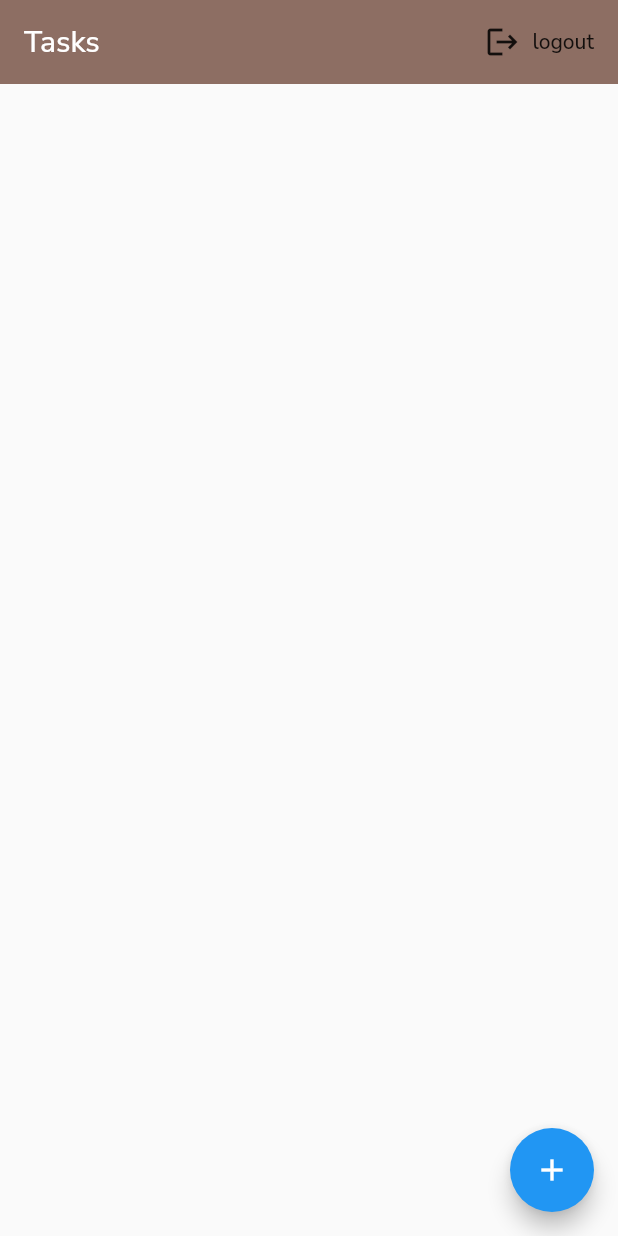
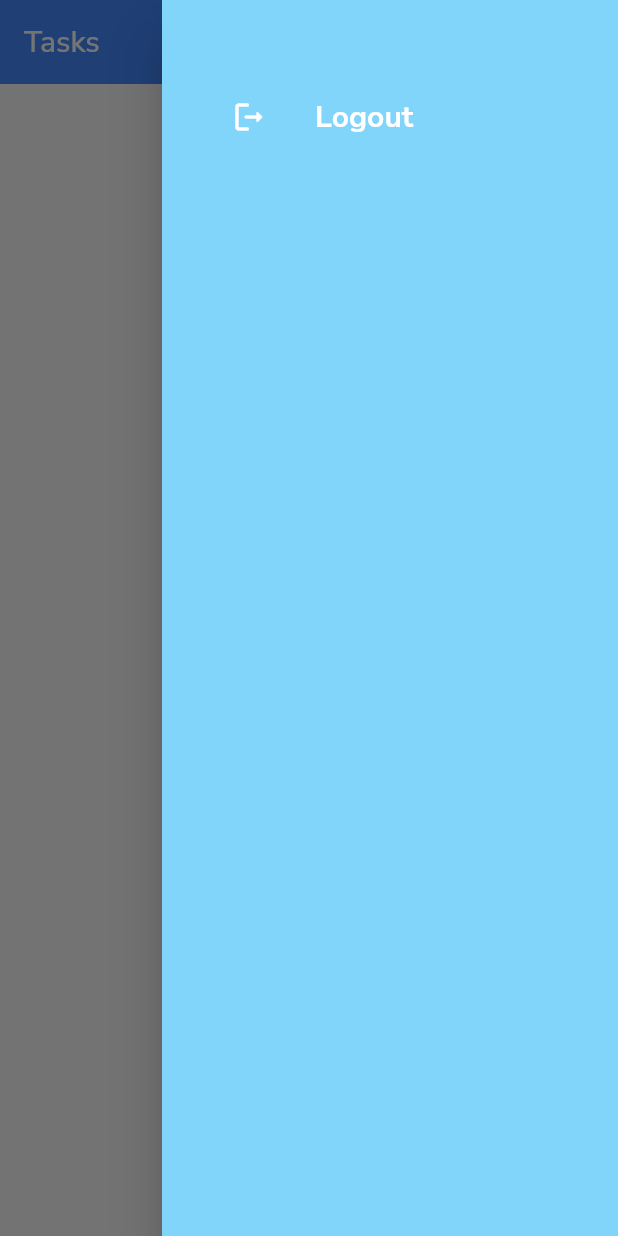
Before and after one commit to Srdgn/TodoApp, a Flutter app: the screen it shows once a user with an empty profile is signed in, with the side drawer open (before the commit the screen has no drawer), on a phone screen of 412 x 824 dp. Run offline on Flutter 3.47's test engine with Material 2 defaults, Android fonts, the phone set to English and light mode, and no system bars; our stand-ins replace cloud_firestore, firebase_auth, firebase_core, google_fonts; accounts and stored records are empty.

```diff
--- /dev/null
+++ b/todoapp/lib/home/navigationDrawer.dart
@@ -0,0 +1,47 @@
+import 'package:flutter/material.dart';
+import 'package:todoapp/service/auth.dart';
+import 'package:todoapp/screens/login.dart';
+
+class NavigationDrawerWidget extends StatelessWidget {
+  AuthService _auth = new AuthService();
+
+  final padding = EdgeInsets.symmetric(horizontal: 30);
+  @override
+  Widget build(BuildContext context) {
+    return Drawer(
+      child: Material(
+        color: Colors.lightBlue[200],
+        child: ListView(
+          padding: padding,
+          children: <Widget>[
+            SizedBox(height: 50,),
+            buildMenuItem(
+              text: "Logout",
+              icon: Icons.logout_rounded,
+              ontap:() async {
+                await _auth.signOut();
+                Navigator.push(
+                  context,
+                  MaterialPageRoute(builder: (context) =>  LoginPage()),
+                  );
+              },
+            )
+          ],
+          ),
+        ),
+    );
+  }
+}
+
+Widget buildMenuItem({
+  required String text,
+  required IconData icon,
+  VoidCallback? ontap,
+  }){
+    final color = Colors.white;
+    return ListTile(
+      leading: Icon(icon,color: color),
+      title: Text(text, style:  TextStyle(fontWeight:FontWeight.bold ,fontSize: 20,color:color),),
+      onTap: ontap,
+    );
+  }
--- a/todoapp/lib/home/taskList.dart
+++ b/todoapp/lib/home/taskList.dart
@@ -3,6 +3,7 @@ import "package:cloud_firestore/cloud_firestore.dart";
 import "package:provider/provider.dart";
 import 'package:todoapp/models/task.dart';
 import 'package:todoapp/home/taskTile.dart';
+import 'package:firebase_auth/firebase_auth.dart';
 
 class TaskList extends StatefulWidget {
 
@@ -14,11 +15,15 @@ class _TaskListState extends State<TaskList> {
   @override
   Widget build(BuildContext context) {
     final tasks = Provider.of<List<Task>>(context);
-
+    final FirebaseAuth auth = FirebaseAuth.instance;
+    final User? user = auth.currentUser;
+    final uid = user!.uid;
     return ListView.builder(
       itemCount: tasks.length,
       itemBuilder: (context , index){
+
         return TaskTile(task: tasks[index]);
+
       },
       );
   }
--- a/todoapp/lib/home/taskTile.dart
+++ b/todoapp/lib/home/taskTile.dart
@@ -19,6 +19,7 @@ class _TaskTileState extends State<TaskTile> {
   Widget build(BuildContext context) {
     final User? user = auth.currentUser;
     final uid = user!.uid;
+    if(widget.task.uid == uid){
       return Padding(
         padding: EdgeInsets.only(top: 10),
         child: Card(
@@ -26,7 +27,7 @@ class _TaskTileState extends State<TaskTile> {
           child: ListTile(
             leading: IconButton(
               icon: widget.task.checked
-                ? Icon(Icons.check_box_outlined)
+                  ? Icon(Icons.check_box_outlined,color:Colors.green,)
                   : Icon(Icons.check_box_outline_blank),
               onPressed: () async{
                 await DatabaseService(uid: user.uid).updateTaskData(widget.task.id,widget.task.title, widget.task.text, widget.task.uid, !widget.task.checked );
@@ -35,14 +36,15 @@ class _TaskTileState extends State<TaskTile> {
             title: Text(widget.task.title),
             subtitle: Text(widget.task.text),
             trailing: IconButton(
-            icon: Icon(Icons.delete),
-            color: Colors.redAccent,
+              icon: Icon(Icons.edit),
               onPressed: () async{
-              await DatabaseService(uid: user.uid).deleteTaskData(widget.task.id);
+                //await DatabaseService(uid: user.uid).deleteTaskData(widget.task.id);
               },
             ),
           ),
         )
       );
     }
+    else return SizedBox(height: 0,width: 0,);
   }
+}
--- a/todoapp/lib/models/user.dart
+++ b/todoapp/lib/models/user.dart
@@ -1,5 +1,5 @@
 class MyUser{
-  final String? uid ;
+  final String uid ;
 
-  MyUser({this.uid});
+  MyUser({required this.uid});
 }
--- a/todoapp/lib/screens/homepage.dart
+++ b/todoapp/lib/screens/homepage.dart
@@ -13,6 +13,7 @@ import 'package:todoapp/home/taskList.dart';
 import 'package:todoapp/service/database.dart';
 import 'package:todoapp/service/auth.dart';
 import 'package:uuid/uuid.dart';
+import "package:todoapp/home/navigationDrawer.dart";
 
 class Homepage extends StatefulWidget {
 
@@ -30,22 +31,12 @@ class _HomepageState extends State<Homepage> {
       initialData: [],
       value: DatabaseService().tasks,
       child: Scaffold(
+          endDrawer: NavigationDrawerWidget(),
           appBar: AppBar(
           title: Text('Tasks'),
-          backgroundColor: Colors.brown[400],
+          backgroundColor: Colors.blueAccent,
           elevation: 0.0,
           actions: <Widget>[
-            FlatButton.icon(
-              icon: Icon(Icons.logout),
-              label: Text('logout'),
-              onPressed: () async {
-                await _auth.signOut();
-                Navigator.push(
-                              context,
-                              MaterialPageRoute(builder: (context) =>  LoginPage()),
-                            );
-              },
-            ),
           ],
         ),
           body: TaskList(),
--- a/todoapp/lib/service/auth.dart
+++ b/todoapp/lib/service/auth.dart
@@ -2,6 +2,7 @@ import 'package:cloud_firestore/cloud_firestore.dart';
 import "package:firebase_auth/firebase_auth.dart";
 import 'package:todoapp/service/database.dart';
 import 'package:todoapp/models/user.dart';
+import 'package:todoapp/models/task.dart';
 
 class AuthService{
   final FirebaseAuth _auth = FirebaseAuth.instance;
@@ -18,7 +19,6 @@ class AuthService{
     return _auth.authStateChanges()
       .map((User? user)=>_userFromFirebaseUser(user!)!);
   }
-
 
   Future signOut()async{
     try{
--- a/todoapp/pubspec.yaml
+++ b/todoapp/pubspec.yaml
@@ -40,6 +40,7 @@ dependencies:
   cloud_firestore: ^3.4.4
   provider: ^6.0.3
   uuid: ^3.0.6
+  flutter_slider_drawer: ^2.1.1
 
 dev_dependencies:
   flutter_test:
```
Also changed, not shown: todoapp/pubspec.lock. Lines whose indentation alone changed are shown as unchanged.
